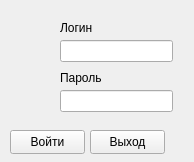
Qt form vxod.ui (Xaze-debug/Zadanie) before a commit.
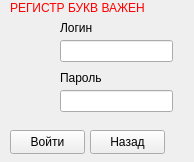
The same form after that commit.

Patch:
```diff
--- a/vxod.ui
+++ b/vxod.ui
@@ -36,7 +36,7 @@
     </rect>
    </property>
    <property name="text">
-    <string>Выход</string>
+    <string>Назад</string>
    </property>
   </widget>
   <widget class="QLineEdit" name="lineEdit">
@@ -85,6 +85,25 @@
     <string>Пароль</string>
    </property>
   </widget>
+  <widget class="QLabel" name="label_3">
+   <property name="geometry">
+    <rect>
+     <x>10</x>
+     <y>0</y>
+     <width>141</width>
+     <height>16</height>
+    </rect>
+   </property>
+   <property name="styleSheet">
+    <string notr="true">#label_3 {
+    color: rgb(255, 0, 0);
+    font: 700 10pt &quot;Arial Rounded MT&quot;;
+}</string>
+   </property>
+   <property name="text">
+    <string>РЕГИСТР БУКВ ВАЖЕН</string>
+   </property>
+  </widget>
  </widget>
  <resources/>
  <connections/>
```
